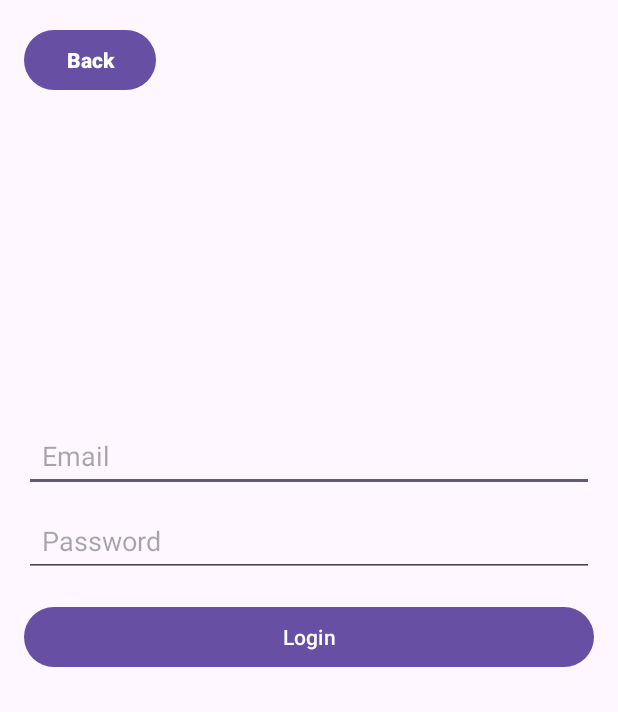
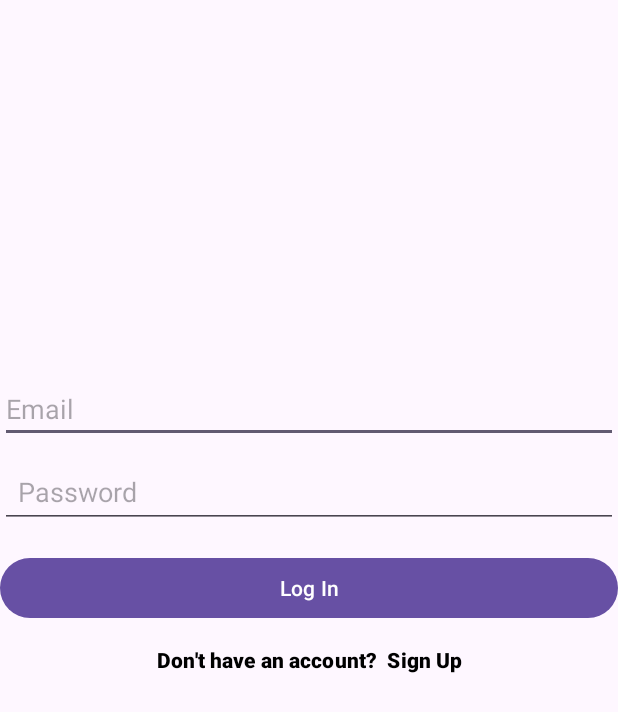
Before and after one commit to HaykDavtyan143/HandsOn, an Android app: the screen it shows after launch (LoginActivityOrganization before the commit, LoginActivity after it), after a tap on "Log In", on a phone screen of 412 x 824 dp. Shown: the top 712 px of the screen. Run offline under Robolectric (Android 15) with nearby library versions, the light colour scheme and no system bars; our stand-ins replace Firebase (no records; nobody signed in at launch, a user with empty details on screens opened directly); 2 other taps on this screen came first.

Commit message:
changes to log in and sign up logic

```diff
--- a/app/src/main/java/com/example/handson1/LoginActivityPerson.java
+++ b/app/src/main/java/com/example/handson1/LoginActivity.java
@@ -15,10 +15,10 @@ import androidx.appcompat.app.AppCompatActivity;
 import com.google.firebase.auth.FirebaseAuth;
 import com.google.firebase.auth.FirebaseUser;
 
-public class LoginActivityPerson extends AppCompatActivity
+public class LoginActivity extends AppCompatActivity
 {
     private EditText etEmail, etPassword;
-    private Button btnLogin, btnBack;
+    private Button btnLogin, btnSignUp;
     private FirebaseAuth mAuth;
 
     @Override
@@ -32,27 +32,27 @@ public class LoginActivityPerson extends AppCompatActivity
         }
     }
 
+
     protected void onCreate(Bundle savedInstanceState)
     {
         super.onCreate(savedInstanceState);
-        setContentView(R.layout.activity_login_person);
+        setContentView(R.layout.activity_login);
 
         mAuth = FirebaseAuth.getInstance();
 
         etEmail = findViewById(R.id.etEmail);
         etPassword = findViewById(R.id.etPassword);
         btnLogin = findViewById(R.id.btnLogin);
-        btnBack = findViewById(R.id.buttonBack);
+        btnSignUp = findViewById(R.id.btnSignUp);
 
         btnLogin.setOnClickListener(v -> loginUser());
 
-        btnBack = findViewById(R.id.buttonBack);
-
-        btnBack.setOnClickListener(new View.OnClickListener() {
+        btnLogin.setOnClickListener(new View.OnClickListener()
+        {
             @Override
             public void onClick(View v)
             {
-                Intent intent = new Intent(LoginActivityPerson.this, MainActivity.class);
+                Intent intent = new Intent(LoginActivity.this, SignupActivity.class);
                 startActivity(intent);
                 finish();
             }
@@ -66,7 +66,7 @@ public class LoginActivityPerson extends AppCompatActivity
 
         if (TextUtils.isEmpty(email) || TextUtils.isEmpty(password))
         {
-            Toast.makeText(LoginActivityPerson.this, "Please enter email and password", Toast.LENGTH_SHORT).show();
+            Toast.makeText(LoginActivity.this, "Please enter email and password", Toast.LENGTH_SHORT).show();
             return;
         }
 
@@ -75,16 +75,16 @@ public class LoginActivityPerson extends AppCompatActivity
                     if (task.isSuccessful())
                     {
                         FirebaseUser user = mAuth.getCurrentUser();
-                        Toast.makeText(LoginActivityPerson.this, "Login successful!", Toast.LENGTH_SHORT).show();
+                        Toast.makeText(LoginActivity.this, "Login successful!", Toast.LENGTH_SHORT).show();
                         Log.d("Login", "User logged in: " + user.getEmail());
 
-                        Intent intent = new Intent (LoginActivityPerson.this, AccountCreateActivityPerson.class);
+                        Intent intent = new Intent (LoginActivity.this, AccountCreateActivityPerson.class);
                         startActivity(intent);
                     }
 
                     else
                     {
-                        Toast.makeText(LoginActivityPerson.this, "Login failed: " + task.getException().getMessage(), Toast.LENGTH_SHORT).show();
+                        Toast.makeText(LoginActivity.this, "Login failed: " + task.getException().getMessage(), Toast.LENGTH_SHORT).show();
                         Log.e("Login", "Failed to log in", task.getException());
                     }
                 });
--- a/app/src/main/java/com/example/handson1/LoginActivityOrganization.java
+++ /dev/null
@@ -1,90 +0,0 @@
-package com.example.handson1;
-
-import android.annotation.SuppressLint;
-import android.content.Intent;
-import android.os.Bundle;
-import android.text.TextUtils;
-import android.util.Log;
-import android.view.View;
-import android.widget.Button;
-import android.widget.EditText;
-import android.widget.Toast;
-
-import androidx.appcompat.app.AppCompatActivity;
-
-import com.google.firebase.auth.FirebaseAuth;
-import com.google.firebase.auth.FirebaseUser;
-
-public class LoginActivityOrganization extends AppCompatActivity
-{
-    private EditText etEmail, etPassword;
-    private Button btnLogin, btnBack;
-    private FirebaseAuth mAuth;
-
-    @Override
-    public void onStart() {
-        super.onStart();
-        // Check if user is signed in (non-null) and update UI accordingly.
-        FirebaseUser currentUser = mAuth.getCurrentUser();
-        if(currentUser != null){
-            //stex intent himnakan page i vra
-        }
-    }
-
-    protected void onCreate(Bundle savedInstanceState)
-    {
-        super.onCreate(savedInstanceState);
-        setContentView(R.layout.activity_login_person);
-
-        mAuth = FirebaseAuth.getInstance();
-
-        etEmail = findViewById(R.id.etEmail);
-        etPassword = findViewById(R.id.etPassword);
-        btnLogin = findViewById(R.id.btnLogin);
-        btnBack = findViewById(R.id.buttonBack);
-
-        btnLogin.setOnClickListener(v -> loginUser());
-
-        btnBack = findViewById(R.id.buttonBack);
-
-        btnBack.setOnClickListener(new View.OnClickListener() {
-            @Override
-            public void onClick(View v)
-            {
-                Intent intent = new Intent(LoginActivityOrganization.this, MainActivity.class);
-                startActivity(intent);
-            }
-        });
-    }
-
-    private void loginUser()
-    {
-        String email = etEmail.getText().toString().trim();
-        String password = etPassword.getText().toString().trim();
-
-        if (TextUtils.isEmpty(email) || TextUtils.isEmpty(password))
-        {
-            Toast.makeText(LoginActivityOrganization.this, "Please enter email and password", Toast.LENGTH_SHORT).show();
-            return;
-        }
-
-        mAuth.signInWithEmailAndPassword(email, password)
-                .addOnCompleteListener(this, task -> {
-                    if (task.isSuccessful())
-                    {
-                        FirebaseUser user = mAuth.getCurrentUser();
-                        Toast.makeText(LoginActivityOrganization.this, "Login successful!", Toast.LENGTH_SHORT).show();
-                        Log.d("Login", "User logged in: " + user.getEmail());
-
-                        Intent intent = new Intent (LoginActivityOrganization.this, AccountCreateActivityOrganization.class);
-                        startActivity(intent);
-                    }
-
-                    else
-                    {
-                        Toast.makeText(LoginActivityOrganization.this, "Login failed: " + task.getException().getMessage(), Toast.LENGTH_SHORT).show();
-                        Log.e("Login", "Failed to log in", task.getException());
-                    }
-                });
-    }
-}
--- a/app/src/main/java/com/example/handson1/MainActivity.java
+++ b/app/src/main/java/com/example/handson1/MainActivity.java
@@ -1,21 +1,12 @@
 package com.example.handson1;
 
-import androidx.annotation.NonNull;
 import androidx.appcompat.app.AppCompatActivity;
 
-import android.annotation.SuppressLint;
 import android.content.Intent;
 import android.os.Bundle;
-import android.text.TextUtils;
-import android.util.Log;
 import android.view.View;
 import android.widget.Button;
-import android.widget.EditText;
 import android.widget.TextView;
-import android.widget.Toast;
-
-import com.google.firebase.auth.FirebaseAuth;
-import com.google.firebase.auth.FirebaseUser;
 
 public class MainActivity extends AppCompatActivity
 {
@@ -65,7 +56,7 @@ public class MainActivity extends AppCompatActivity
                     @Override
                     public void onClick(View v)
                     {
-                        Intent intent = new Intent (MainActivity.this, LoginActivityPerson.class);
+                        Intent intent = new Intent (MainActivity.this, LoginActivity.class);
                         startActivity(intent);
                         finish();
                     }
@@ -76,7 +67,7 @@ public class MainActivity extends AppCompatActivity
                     @Override
                     public void onClick(View v)
                     {
-                        Intent intent = new Intent (MainActivity.this, SignupActivityPerson.class);
+                        Intent intent = new Intent (MainActivity.this, SignupActivity.class);
                         startActivity(intent);
                         finish();
                     }
@@ -111,7 +102,7 @@ public class MainActivity extends AppCompatActivity
                     @Override
                     public void onClick(View v)
                     {
-                        Intent intent = new Intent (MainActivity.this, LoginActivityOrganization.class);
+                        Intent intent = new Intent (MainActivity.this, LoginActivity.class);
                         startActivity(intent);
                         finish();
                     }
@@ -122,7 +113,7 @@ public class MainActivity extends AppCompatActivity
                     @Override
                     public void onClick(View v)
                     {
-                        Intent intent = new Intent(MainActivity.this, SignupActivityOrganization.class);
+                        Intent intent = new Intent(MainActivity.this, SignupActivity.class);
                         startActivity(intent);
                         finish();
                     }
--- /dev/null
+++ b/app/src/main/res/layout/activity_login.xml
@@ -0,0 +1,56 @@
+<androidx.constraintlayout.widget.ConstraintLayout xmlns:android="http://schemas.android.com/apk/res/android"
+    android:layout_width="match_parent"
+    android:layout_height="match_parent"
+    xmlns:tools="http://schemas.android.com/tools"
+    xmlns:app="http://schemas.android.com/apk/res-auto"
+    tools:context=".SignupActivity">
+
+
+    <EditText
+        android:id="@+id/etEmail"
+        android:layout_width="match_parent"
+        android:layout_height="wrap_content"
+        android:hint="Email"
+        android:inputType="textEmailAddress"
+        android:layout_marginTop="250dp"
+        app:layout_constraintLeft_toLeftOf="parent"
+        app:layout_constraintRight_toRightOf="parent"
+        app:layout_constraintTop_toTopOf="parent" />
+
+
+    <EditText
+        android:id="@+id/etPassword"
+        android:layout_width="match_parent"
+        android:layout_height="wrap_content"
+        android:hint="Password"
+        android:inputType="textPassword"
+        android:padding="12dp"
+        android:layout_marginTop="8dp"
+        app:layout_constraintLeft_toLeftOf="parent"
+        app:layout_constraintRight_toRightOf="parent"
+        app:layout_constraintTop_toBottomOf="@id/etEmail"/>
+
+    <Button
+        android:id="@+id/btnLogin"
+        android:layout_width="match_parent"
+        android:layout_height="wrap_content"
+        android:text="Log In"
+        android:layout_marginTop="16dp"
+        app:layout_constraintLeft_toLeftOf="parent"
+        app:layout_constraintRight_toRightOf="parent"
+        app:layout_constraintTop_toBottomOf="@id/etPassword"/>
+
+    <Button
+        android:id="@+id/btnSignUp"
+        android:layout_width="wrap_content"
+        android:layout_height="wrap_content"
+        android:text="Don't have an account?  Sign Up"
+        android:textStyle="bold"
+        android:textSize="14sp"
+        android:textColor="@color/black"
+        android:background="@android:color/transparent"
+        app:layout_constraintLeft_toLeftOf="parent"
+        app:layout_constraintRight_toRightOf="parent"
+        app:layout_constraintTop_toBottomOf="@+id/btnLogin"/>
+
+</androidx.constraintlayout.widget.ConstraintLayout>
--- a/app/src/main/res/layout/activity_login_person.xml
+++ /dev/null
@@ -1,39 +0,0 @@
-<LinearLayout
-    xmlns:android="http://schemas.android.com/apk/res/android"
-    android:layout_width="match_parent"
-    android:layout_height="match_parent"
-    android:orientation="vertical"
-    android:padding="16dp">
-
-    <Button
-        android:id="@+id/buttonBack"
-        android:layout_width="wrap_content"
-        android:layout_height="wrap_content"
-        android:text="Back"
-        android:textStyle="bold"/>
-
-    <EditText
-        android:id="@+id/etEmail"
-        android:layout_width="match_parent"
-        android:layout_height="wrap_content"
-        android:hint="Email"
-        android:inputType="textEmailAddress"
-        android:padding="12dp"
-        android:layout_marginTop="215dp"/>
-
-    <EditText
-        android:id="@+id/etPassword"
-        android:layout_width="match_parent"
-        android:layout_height="wrap_content"
-        android:hint="Password"
-        android:inputType="textPassword"
-        android:padding="12dp"
-        android:layout_marginTop="8dp" />
-
-    <Button
-        android:id="@+id/btnLogin"
-        android:layout_width="match_parent"
-        android:layout_height="wrap_content"
-        android:text="Login"
-        android:layout_marginTop="16dp" />
-</LinearLayout>
```
Also changed, not shown: app/src/main/AndroidManifest.xml (+5 -2 lines), app/src/main/java/com/example/handson1/SignupActivity.java (renamed from app/src/main/java/com/example/handson1/SignupActivityOrganization.java, +18 -8 lines), app/src/main/java/com/example/handson1/SignupActivityPerson.java (deleted, +0 -151 lines), app/src/main/res/layout/activity_login_organization.xml (deleted, +0 -39 lines), app/src/main/res/layout/activity_signup_organization.xml (deleted, +0 -41 lines), app/src/main/res/layout/activity_signup.xml (renamed from app/src/main/res/layout/activity_signup_person.xml).
